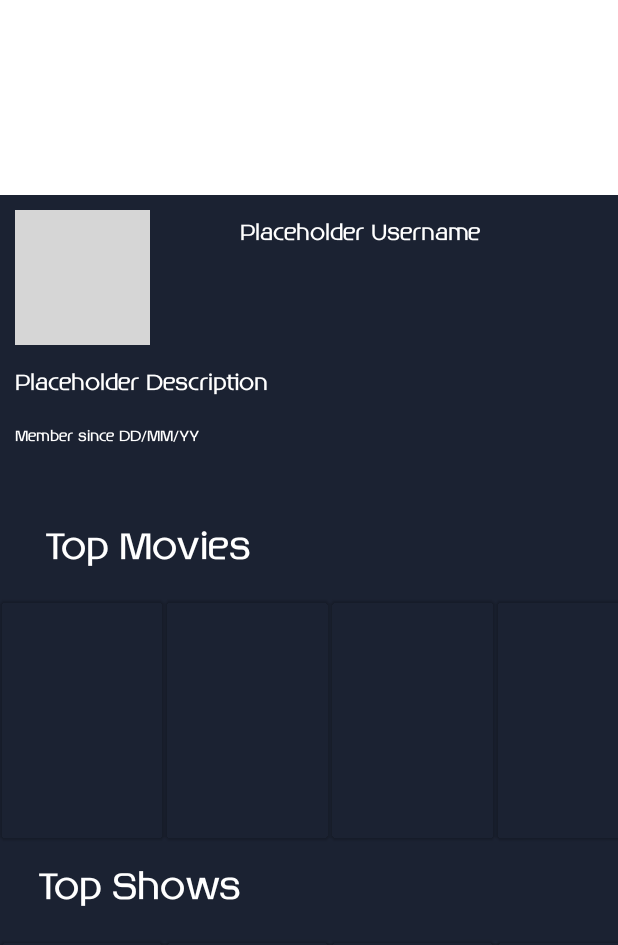
After one commit to P3dro5/anitron, an Android app built with Jetpack Compose: the @Preview function ProfileScreen, on a phone screen of 412 x 824 dp. The commit adds this screen. Shown: the top 945 px of the screen. Run offline under Robolectric (Android 15) with nearby library versions, the phone set to English and light mode, and no system bars; pictures from the network do not load; grey boxes are pictures that could not be loaded.

Commit message:
Profile screen design. Main Components added

```diff
--- a/app/src/main/java/com/example/anitron/ui/activity/HomeActivity.kt
+++ b/app/src/main/java/com/example/anitron/ui/activity/HomeActivity.kt
@@ -3,14 +3,17 @@ package com.example.anitron.ui.activity
 import android.content.Intent
 import android.os.Bundle
 import androidx.appcompat.app.AppCompatActivity
-import androidx.compose.foundation.*
+import androidx.compose.foundation.Image
+import androidx.compose.foundation.clickable
 import androidx.compose.foundation.layout.*
 import androidx.compose.foundation.lazy.LazyRow
 import androidx.compose.foundation.lazy.grid.GridCells
 import androidx.compose.foundation.lazy.grid.LazyVerticalGrid
 import androidx.compose.foundation.lazy.itemsIndexed
+import androidx.compose.foundation.rememberScrollState
 import androidx.compose.foundation.text.KeyboardActions
 import androidx.compose.foundation.text.KeyboardOptions
+import androidx.compose.foundation.verticalScroll
 import androidx.compose.material.*
 import androidx.compose.material.icons.Icons
 import androidx.compose.material.icons.filled.*
@@ -19,8 +22,6 @@ import androidx.compose.ui.Alignment
 import androidx.compose.ui.Modifier
 import androidx.compose.ui.draw.alpha
 import androidx.compose.ui.graphics.Color
-import androidx.compose.ui.graphics.ColorFilter
-import androidx.compose.ui.graphics.painter.Painter
 import androidx.compose.ui.graphics.vector.ImageVector
 import androidx.compose.ui.layout.ContentScale
 import androidx.compose.ui.platform.ComposeView
@@ -43,10 +44,10 @@ import com.example.anitron.data.datasource.State
 import com.example.anitron.data.repository.HomeRepository
 import com.example.anitron.databinding.ActivityMainBinding
 import com.example.anitron.domain.service.RetrofitService
+import com.example.anitron.ui.component.bottomNavigation.ProfileScreen
 import com.example.anitron.ui.modelfactory.HomeViewModelFactory
 import com.example.anitron.ui.theme.fonts
 import com.example.anitron.ui.viewmodel.HomeViewModel
-import com.google.android.material.bottomappbar.BottomAppBar
 
 
 class HomeActivity : AppCompatActivity() {
@@ -147,7 +148,9 @@ class HomeActivity : AppCompatActivity() {
                         val content = viewModel.movieList.collectAsState()
 
                         when(bottomNavigationState) {
-                            BottomNavigationState.Profile -> {}
+                            BottomNavigationState.Profile -> {
+                                ProfileScreen()
+                            }
                             BottomNavigationState.About -> {}
                             BottomNavigationState.Home -> {
                                 when (content.value.state) {
--- /dev/null
+++ b/app/src/main/java/com/example/anitron/ui/component/bottomNavigation/ProfileScreen.kt
@@ -0,0 +1,145 @@
+package com.example.anitron.ui.component.bottomNavigation
+
+import androidx.compose.foundation.background
+import androidx.compose.foundation.layout.*
+import androidx.compose.foundation.lazy.LazyRow
+import androidx.compose.foundation.lazy.items
+import androidx.compose.foundation.rememberScrollState
+import androidx.compose.foundation.shape.CircleShape
+import androidx.compose.foundation.verticalScroll
+import androidx.compose.material.Card
+import androidx.compose.material.Text
+import androidx.compose.runtime.Composable
+import androidx.compose.ui.Alignment
+import androidx.compose.ui.Modifier
+import androidx.compose.ui.draw.clip
+import androidx.compose.ui.graphics.Color
+import androidx.compose.ui.layout.ContentScale
+import androidx.compose.ui.res.colorResource
+import androidx.compose.ui.text.font.FontWeight
+import androidx.compose.ui.tooling.preview.Preview
+import androidx.compose.ui.unit.dp
+import androidx.compose.ui.unit.sp
+import coil.compose.AsyncImage
+import com.example.anitron.R
+import com.example.anitron.ui.theme.fonts
+
+@Preview
+@Composable
+fun ProfileScreen() {
+        Column(
+            modifier = Modifier
+                .fillMaxSize()
+                .verticalScroll(rememberScrollState())
+                .wrapContentHeight()
+        ) {
+            Spacer(modifier = Modifier.height(130.dp))
+            Column(
+                modifier = Modifier
+                    .fillMaxSize()
+                    .background(colorResource(R.color.blue_g)),
+                verticalArrangement = Arrangement.spacedBy(15.dp),
+            ) {
+                Row(
+                    horizontalArrangement = Arrangement.SpaceBetween
+                ) {
+                    Box(
+                        modifier = Modifier
+                            .size(100.dp)
+                            .padding(top = 10.dp, start = 10.dp)
+                            .background(Color.Red, CircleShape),
+                        contentAlignment = Alignment.TopCenter
+                    ) {
+                        AsyncImage(
+                            modifier = Modifier
+                                .width(100.dp)
+                                .clip(CircleShape),
+                            model = "https://files.worldwildlife.org/wwfcmsprod/images/Sea_Turtle_Hol_Chan_Marine_Reserve_WW1105958/hero_full/p35wuxwr3_Sea_Turtle_Hol_Chan_Marine_Reserve_WW1105958.jpg",
+                            contentDescription = "turtle",
+                            contentScale = ContentScale.Crop
+                        )
+                    }
+                    Text(
+                        modifier = Modifier
+                            .padding(start = 60.dp, top = 15.dp)
+                            .weight(1f),
+                        text = "Placeholder Username",
+                        fontFamily = fonts,
+                        fontWeight = FontWeight.Normal,
+                        fontSize = 15.sp,
+                        color = Color.White,
+                    )
+                }
+                Text(
+                    modifier = Modifier
+                        .padding(start = 10.dp, bottom = 4.dp),
+                    text = "Placeholder Description",
+                    fontFamily = fonts,
+                    fontWeight = FontWeight.Normal,
+                    fontSize = 15.sp,
+                    color = Color.White,
+                )
+                Text(
+                    modifier = Modifier
+                        .padding(start = 10.dp, bottom = 35.dp),
+                    text = "Member since DD/MM/YY",
+                    fontFamily = fonts,
+                    fontWeight = FontWeight.Normal,
+                    fontSize = 10.sp,
+                    color = Color.White,
+                )
+
+
+                Text(
+                    modifier = Modifier
+                        .padding(start = 30.dp, bottom = 4.dp),
+                    text = "Top Movies",
+                    fontFamily = fonts,
+                    fontWeight = FontWeight.Normal,
+                    fontSize = 25.sp,
+                    color = Color.White,
+                )
+                LazyRow(
+                    content = {
+                        items(listOf("a", "b", "c", "d", "e")) {
+                            Card(
+                                Modifier
+                                    .width(110.dp)
+                                    .height(160.dp),
+                                elevation = 1.dp,
+                                backgroundColor = Color.Transparent,
+                                content = {
+
+                                }
+                            )
+                        }
+                    })
+
+                Text(
+                    modifier = Modifier
+                        .padding(start = 25.dp, bottom = 4.dp),
+                    text = "Top Shows",
+                    fontFamily = fonts,
+                    fontWeight = FontWeight.Normal,
+                    fontSize = 25.sp,
+                    color = Color.White,
+                )
+                LazyRow(
+                    content = {
+                        items(listOf("a", "b", "c", "d", "e")) {
+                            Card(
+                                Modifier
+                                    .width(110.dp)
+                                    .height(160.dp),
+                                elevation = 1.dp,
+                                backgroundColor = Color.Transparent,
+                                content = {
+
+                                }
+                            )
+                        }
+                    })
+                Spacer(Modifier.padding(40.dp))
+            }
+        }
+    }
--- a/app/src/main/res/values/colors.xml
+++ b/app/src/main/res/values/colors.xml
@@ -9,4 +9,5 @@
     <color name="white">#FFFFFFFF</color>
     <color name="dark_blue_grey">#000a12</color>
     <color name="blue_grey">#263238</color>
+    <color name="blue_g">#1B2232</color>
 </resources>
```
